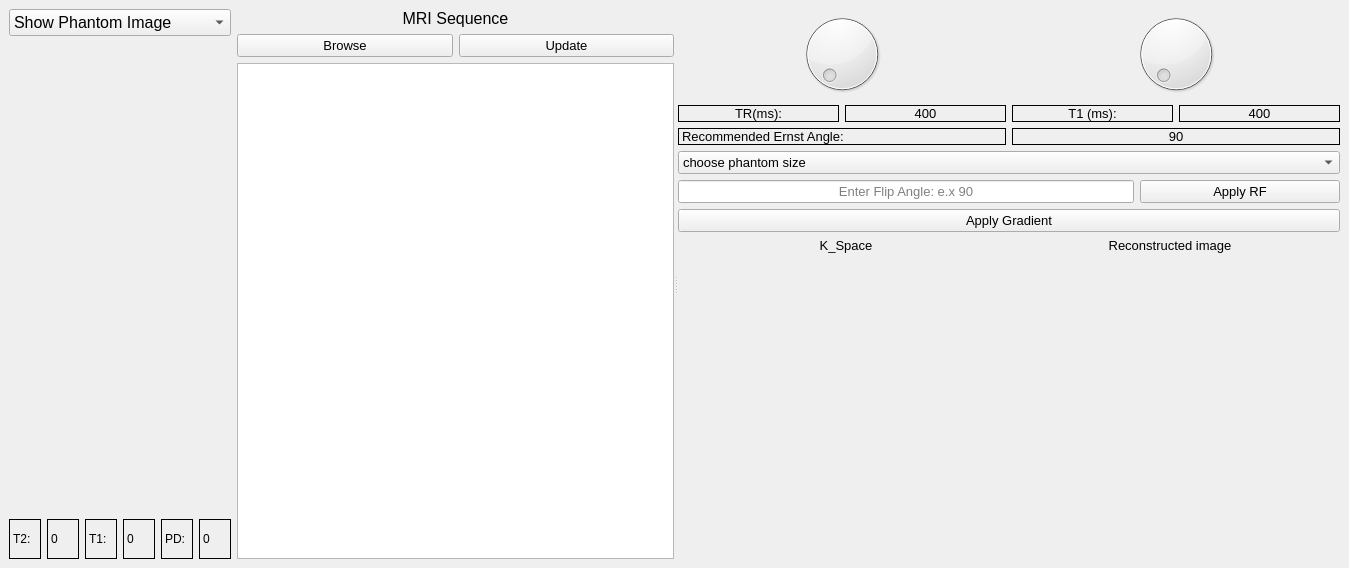
Above: mainWindow.ui from Abdelrahmanhassan1/MRI_Simulator_Python before the change. Below: the same form after it.
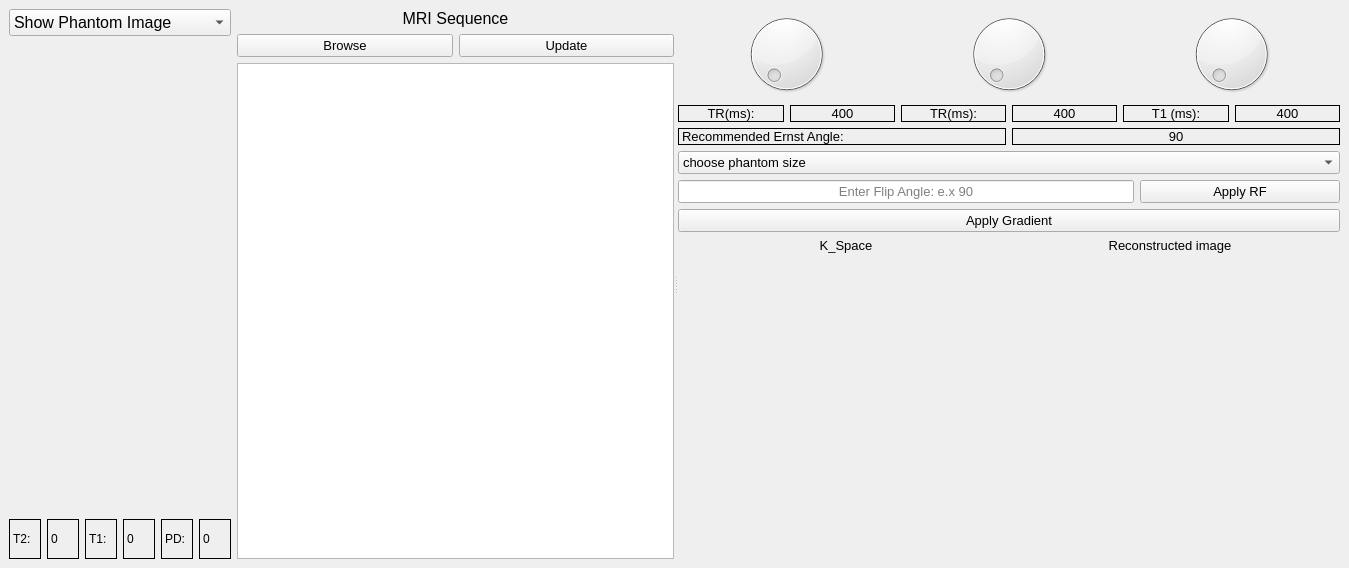
That is the form after the change. Custom widgets are drawn as their Qt base class.

```diff
--- a/mainWindow.ui
+++ b/mainWindow.ui
@@ -192,7 +192,7 @@
         <property name="orientation">
          <enum>Qt::Horizontal</enum>
         </property>
-        <widget class="QWidget" name="">
+        <widget class="QWidget" name="layoutWidget">
          <layout class="QVBoxLayout" name="verticalLayout_3">
           <item>
            <widget class="QLabel" name="label_16">
@@ -267,7 +267,7 @@
           </item>
          </layout>
         </widget>
-        <widget class="QWidget" name="">
+        <widget class="QWidget" name="layoutWidget">
          <layout class="QVBoxLayout" name="verticalLayout_9">
           <item>
            <layout class="QVBoxLayout" name="verticalLayout_2">
@@ -342,6 +342,71 @@
                     </item>
                    </layout>
                   </item>
+                  <item>
+                   <layout class="QVBoxLayout" name="verticalLayout_11">
+                    <item>
+                     <widget class="QDial" name="dial_3">
+                      <property name="minimumSize">
+                       <size>
+                        <width>0</width>
+                        <height>60</height>
+                       </size>
+                      </property>
+                      <property name="font">
+                       <font>
+                        <pointsize>6</pointsize>
+                       </font>
+                      </property>
+                      <property name="minimum">
+                       <number>400</number>
+                      </property>
+                      <property name="maximum">
+                       <number>990</number>
+                      </property>
+                     </widget>
+                    </item>
+                    <item>
+                     <layout class="QHBoxLayout" name="horizontalLayout_14">
+                      <item>
+                       <widget class="QLabel" name="label_17">
+                        <property name="font">
+                         <font>
+                          <pointsize>10</pointsize>
+                         </font>
+                        </property>
+                        <property name="styleSheet">
+                         <string notr="true">border: 1px solid black;</string>
+                        </property>
+                        <property name="text">
+                         <string>TR(ms):</string>
+                        </property>
+                        <property name="alignment">
+                         <set>Qt::AlignCenter</set>
+                        </property>
+                       </widget>
+                      </item>
+                      <item>
+                       <widget class="QLabel" name="label_18">
+                        <property name="font">
+                         <font>
+                          <pointsize>10</pointsize>
+                         </font>
+                        </property>
+                        <property name="styleSheet">
+                         <string notr="true">border: 1px solid black;</string>
+                        </property>
+                        <property name="text">
+                         <string>400</string>
+                        </property>
+                        <property name="alignment">
+                         <set>Qt::AlignCenter</set>
+                        </property>
+                       </widget>
+                      </item>
+                     </layout>
+                    </item>
+                   </layout>
+                  </item>
                   <item>
                    <layout class="QVBoxLayout" name="verticalLayout_5">
                     <item>
```
